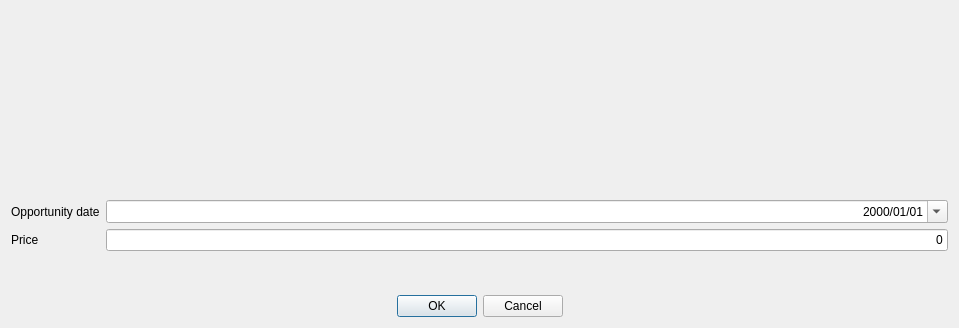
turulomio/xulpymoney, file ui/wdgOpportunitiesAdd.ui: the form before one commit.
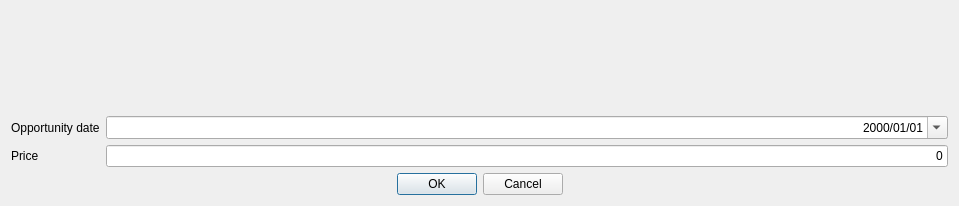
The form after the commit. Icons and pictures are not drawn. Custom widgets are drawn as their Qt base class.

Commit message: Added opportunity to buy graph

```diff
--- a/ui/wdgOpportunitiesAdd.ui
+++ b/ui/wdgOpportunitiesAdd.ui
@@ -7,7 +7,7 @@
     <x>0</x>
     <y>0</y>
     <width>959</width>
-    <height>328</height>
+    <height>206</height>
    </rect>
   </property>
   <property name="windowIcon">
@@ -19,6 +19,12 @@
     <layout class="QVBoxLayout" name="verticalLayout">
      <item>
       <widget class="QLabel" name="lbl">
+       <property name="minimumSize">
+        <size>
+         <width>800</width>
+         <height>0</height>
+        </size>
+       </property>
        <property name="font">
         <font>
          <pointsize>14</pointsize>
```
The commit also changes 2 other files.
